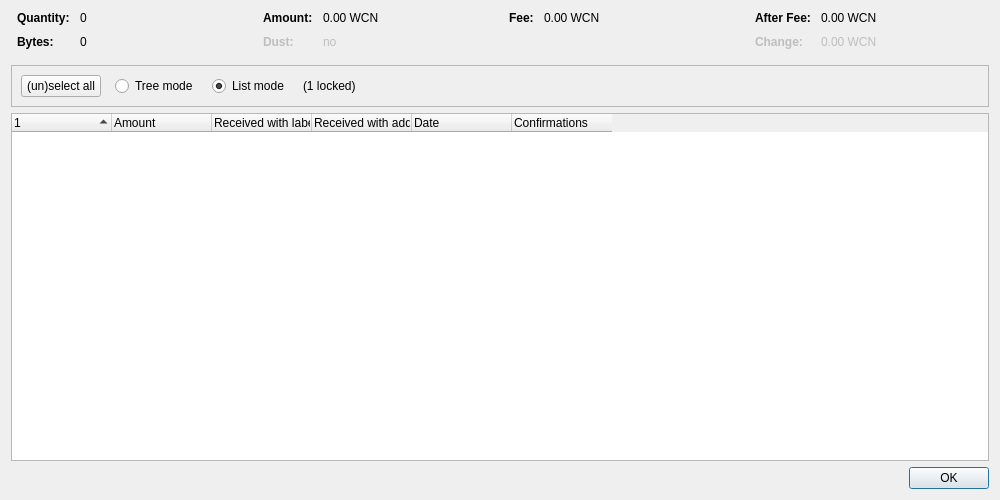
Before: the Qt Designer form src/qt/forms/coincontroldialog.ui in widecoin-project/widecoin, drawn with Qt 5.
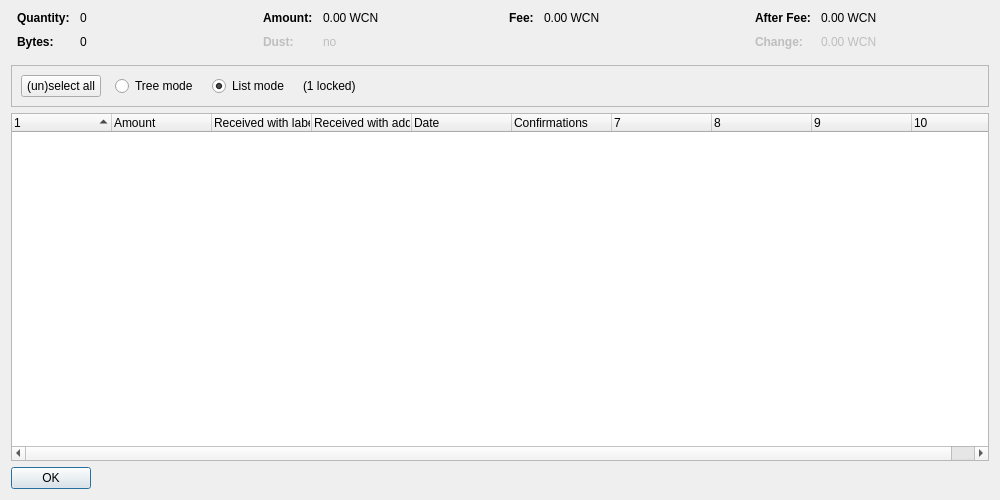
After: the same form once the commit is applied. Custom widgets are drawn as their Qt base class.

The edit to the form file:
```diff
--- a/src/qt/forms/coincontroldialog.ui
+++ b/src/qt/forms/coincontroldialog.ui
@@ -402,7 +402,7 @@
       <bool>false</bool>
      </property>
      <property name="columnCount">
-      <number>6</number>
+      <number>10</number>
      </property>
      <attribute name="headerShowSortIndicator" stdset="0">
       <bool>true</bool>
@@ -467,6 +467,12 @@
    </item>
    <item>
     <widget class="QDialogButtonBox" name="buttonBox">
+     <property name="sizePolicy">
+      <sizepolicy hsizetype="Maximum" vsizetype="Fixed">
+       <horstretch>0</horstretch>
+       <verstretch>0</verstretch>
+      </sizepolicy>
+     </property>
      <property name="orientation">
       <enum>Qt::Horizontal</enum>
      </property>
```
